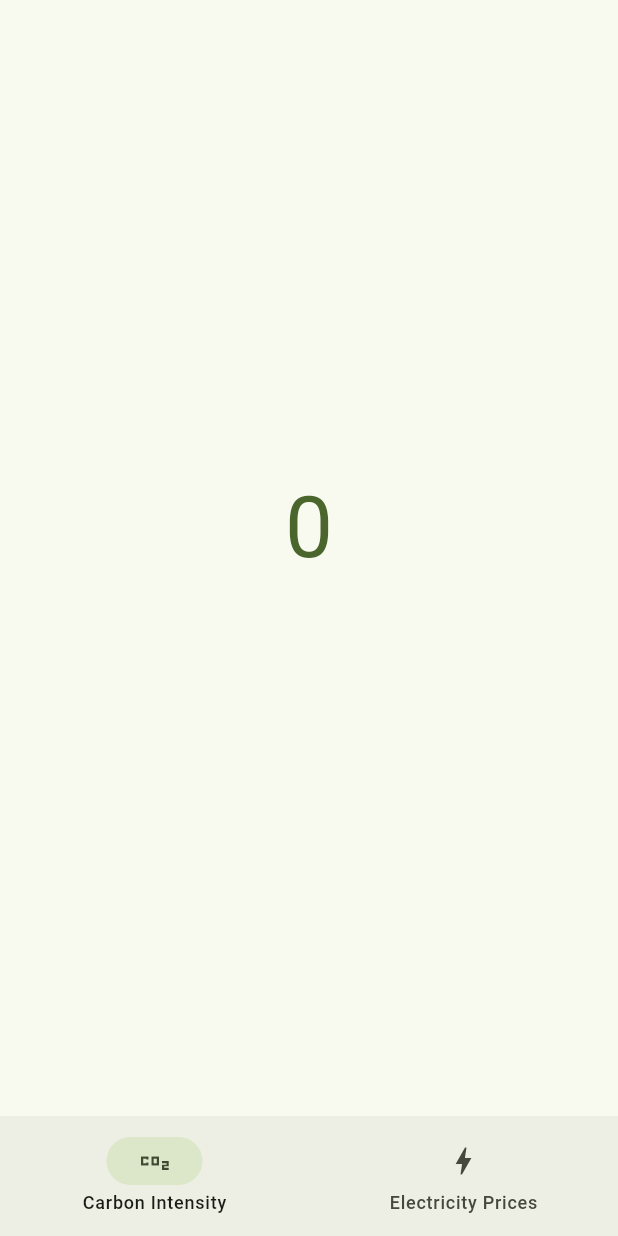
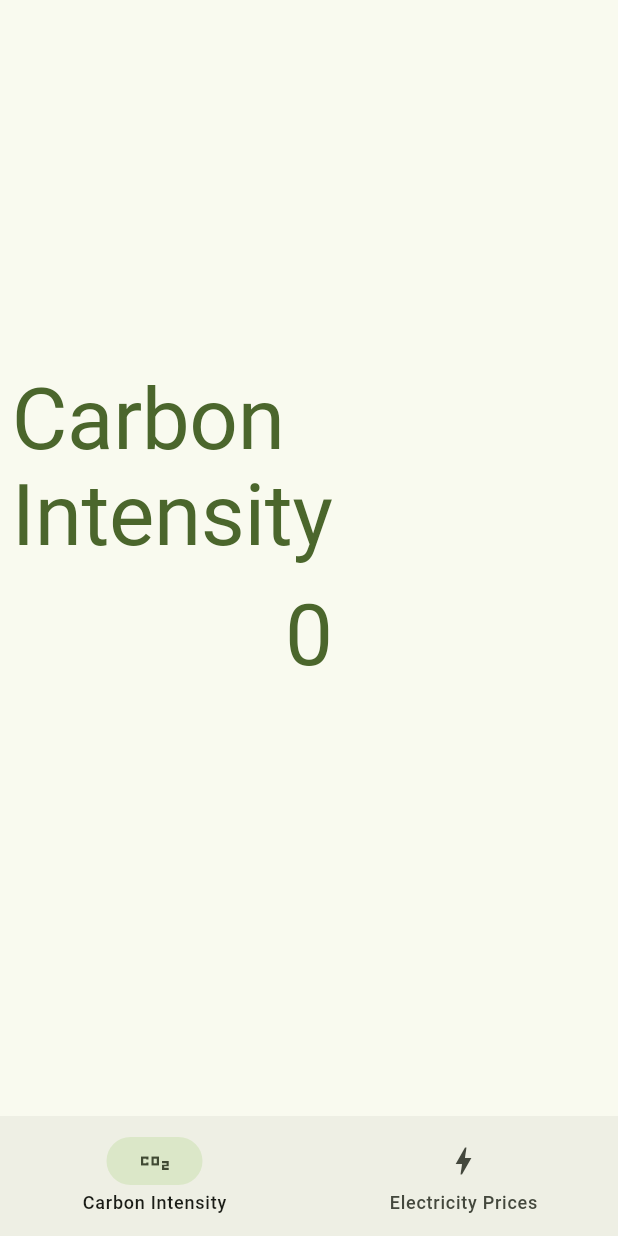
Before and after one commit to Anand5329/electricity_prices_carbon_intensity, a Flutter app: the screen it shows after launch, on a phone screen of 412 x 824 dp. Run offline on Flutter 3.47's test engine with Material 3 defaults, Android fonts, the phone set to English and light mode, and no system bars; our stand-ins replace fl_chart, logger; network calls fail.

Commit message:
[feat] Added a title to page.

```diff
--- a/lib/widgets/carbonIntensity.dart
+++ b/lib/widgets/carbonIntensity.dart
@@ -1,3 +1,4 @@
+import 'package:electricity_prices_and_carbon_intensity/utilities/style.dart';
 import 'package:electricity_prices_and_carbon_intensity/widgets/chart.dart';
 import 'package:electricity_prices_and_carbon_intensity/utilities/httpclient.dart';
 import 'package:fl_chart/fl_chart.dart';
@@ -8,7 +9,8 @@ import 'animatedCounter.dart';
 var logger = Logger(filter: null, printer: PrettyPrinter(), output: null);
 
 class CarbonIntensityPage extends StatefulWidget {
-  const CarbonIntensityPage({super.key});
+  final String title;
+  const CarbonIntensityPage({super.key, this.title = "Carbon Intensity"});
 
   @override
   State<CarbonIntensityPage> createState() => _CarbonIntensityPageState();
@@ -73,10 +75,12 @@ class _CarbonIntensityPageState extends State<CarbonIntensityPage> {
 
   @override
   Widget build(BuildContext context) {
+    final style = StyleComponents(Theme.of(context));
     return Center(
         child: Column(
           mainAxisAlignment: MainAxisAlignment.center,
           children: <Widget>[
+            style.headlineTextWithPadding(widget.title),
             BigAnimatedCounter(count: _counter),
             SizedBox(height: 40),
             _adaptiveChartWidgetBuilder == null
@@ -98,14 +102,7 @@ class BigAnimatedCounter extends AnimatedCounter {
   }) : super(duration: ONE_SECOND, textWrapper: _bigText);
 
   static Widget _bigText(String text, ThemeData theme) {
-    final textStyle = theme.textTheme.displayLarge!.copyWith(
-      color: theme.colorScheme.primary,
-    );
-
-    return Padding(
-      padding: const EdgeInsets.all(8.0),
-      child: Text(text, style: textStyle),
-    );
+    return StyleComponents.paddingWrapper(StyleComponents.headlineTextWrapper(text, theme));
   }
 }
 
```
Also changed, not shown: lib/widgets/electricty.dart (+5 -2 lines).
